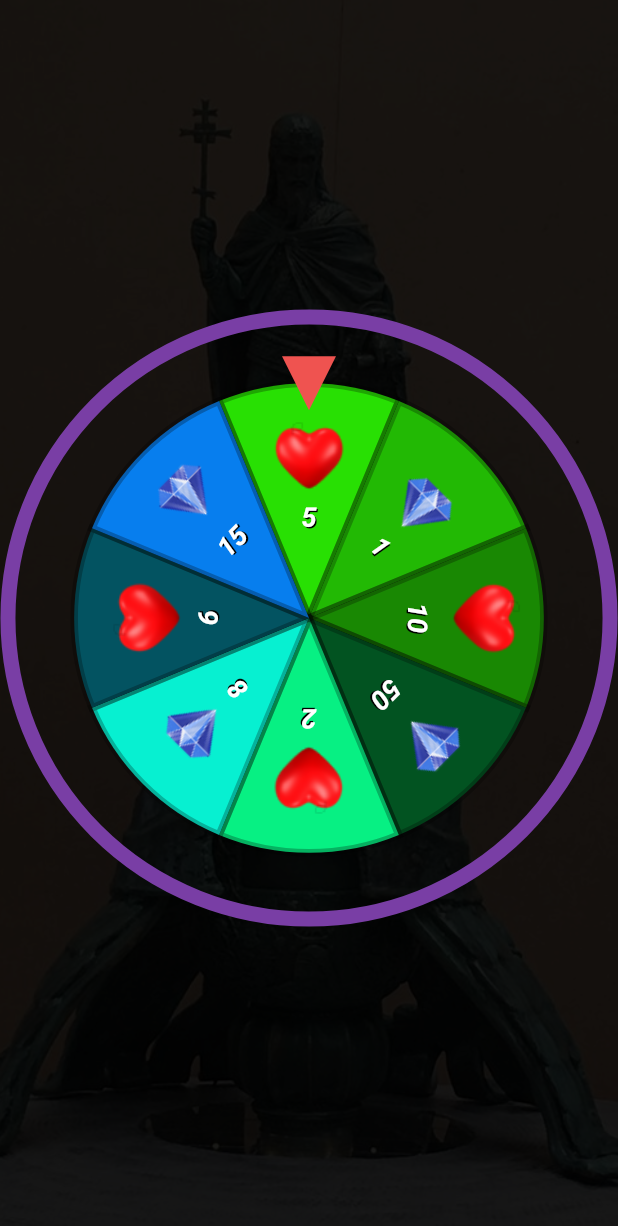
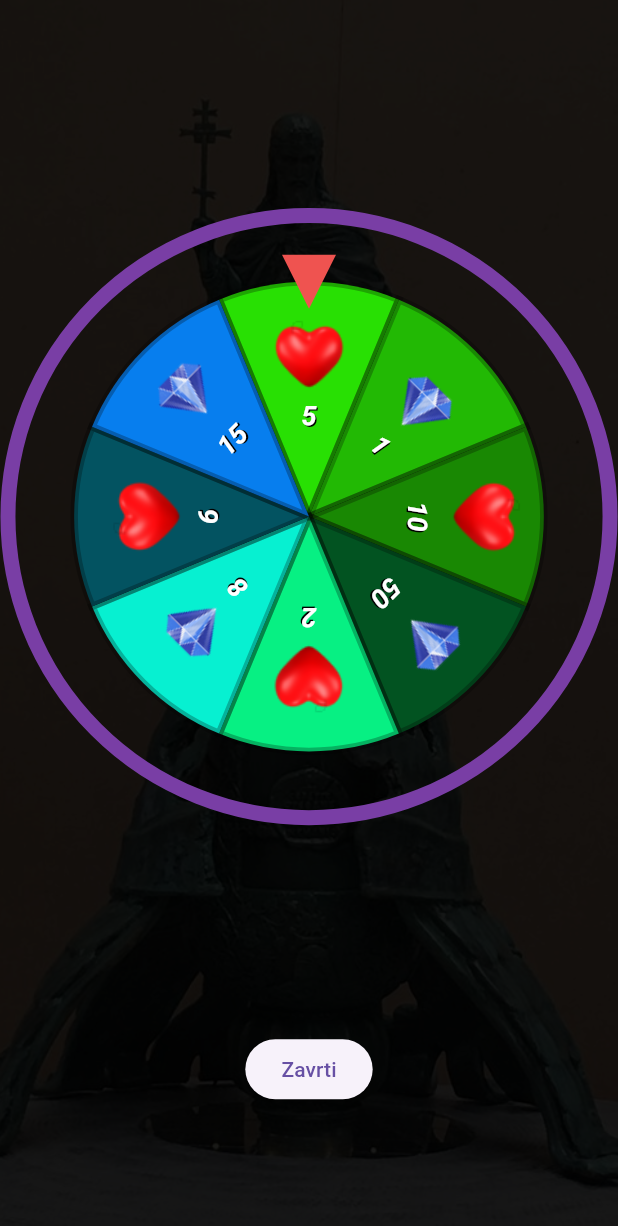
Before and after one commit to MarkoVasicDeveloper/HistoryQuiz--Flutter, a Flutter app: the WheelScreen screen opened by its route, on a phone screen of 412 x 824 dp. Shown: the top 1226 px of the screen. Run offline on Flutter 3.47's test engine with Material 3 defaults, Android fonts, the phone set to English and light mode, and no system bars; drawn by our look-alikes of flutter_fortune_wheel; our stand-ins replace shared_preferences; accounts and stored records are empty; statements that could not run were skipped.

Commit message:
Spin button

```diff
--- a/lib/main.dart
+++ b/lib/main.dart
@@ -37,7 +37,9 @@ class MyApp extends StatelessWidget {
             '/home': (context) => HomeScreen(
                   userProvider: userProvider,
                 ),
-            '/wheel': (context) => const WheelScreen()
+            '/wheel': (context) => WheelScreen(
+                  userProvider: userProvider,
+                )
           },
         ),
       ),
--- a/lib/screens/wheel/wheel_screen.dart
+++ b/lib/screens/wheel/wheel_screen.dart
@@ -1,10 +1,15 @@
 import 'dart:async';
+import 'dart:math';
 
 import 'package:flutter/material.dart';
+import 'package:istorija_srbije/provider/user/user_provider.dart';
+import 'package:istorija_srbije/screens/wheel/widgets/spin_button.dart';
 import 'package:istorija_srbije/screens/wheel/widgets/wheel.dart';
 
 class WheelScreen extends StatefulWidget {
-  const WheelScreen({Key? key}) : super(key: key);
+  final UserProvider userProvider;
+
+  const WheelScreen({Key? key, required this.userProvider}) : super(key: key);
 
   @override
   WheelScreenState createState() => WheelScreenState();
@@ -41,7 +46,18 @@ class WheelScreenState extends State<WheelScreen> {
               maxHeight: MediaQuery.of(context).size.height * 0.6,
             ),
             child: Wheel(controller: _controller.stream),
-            )),
+          ),
+        ),
+        SpinButton(
+          isSpinning: widget.userProvider.userModel.freeSpin,
+          onPressed: () {
+            if (widget.userProvider.userModel.freeSpin) {
+              setState(() {
+                _controller.add(Random().nextInt(8));
+              });
+            }
+          },
+        ),
       ],
     );
   }
--- /dev/null
+++ b/lib/screens/wheel/widgets/spin_button.dart
@@ -0,0 +1,60 @@
+import 'package:flutter/material.dart';
+
+class SpinButton extends StatelessWidget {
+  final bool isSpinning;
+  final VoidCallback onPressed;
+
+  const SpinButton({
+    required this.isSpinning,
+    required this.onPressed,
+    Key? key,
+  }) : super(key: key);
+
+  String calculateTimeRemaining() {
+    DateTime now = DateTime.now();
+    DateTime nextMidnight = DateTime(now.year, now.month, now.day + 1);
+
+    Duration remainingTime = nextMidnight.difference(now);
+
+    String twoDigits(int n) => n.toString().padLeft(2, '0');
+
+    int hours = remainingTime.inHours;
+    int minutes = remainingTime.inMinutes.remainder(60);
+    int seconds = remainingTime.inSeconds.remainder(60);
+
+    return '${twoDigits(hours)}:${twoDigits(minutes)}:${twoDigits(seconds)}';
+  }
+
+  @override
+  Widget build(BuildContext context) {
+    return isSpinning
+        ? ElevatedButton(
+            onPressed: onPressed,
+            child: const Text('Zavrti'),
+          )
+        : Column(
+            children: [
+              const Text(
+                'Sledeci slobodan krug: ',
+                style: TextStyle(
+                    fontSize: 12,
+                    decoration: TextDecoration.none,
+                    color: Color(0xFF793EA5)),
+              ),
+              const SizedBox(width: 5, height: 5),
+              Text(
+                calculateTimeRemaining(),
+                style: const TextStyle(
+                    fontSize: 22,
+                    decoration: TextDecoration.none,
+                    color: Color(0xFF793EA5),
+                    fontStyle: FontStyle.italic),
+              ),
+              ElevatedButton(
+                onPressed: () => Navigator.pushNamed(context, '/home'),
+                child: const Text('Nazad'),
+              )
+            ],
+          );
+  }
+}
```
Lines whose indentation alone changed are shown as unchanged.
